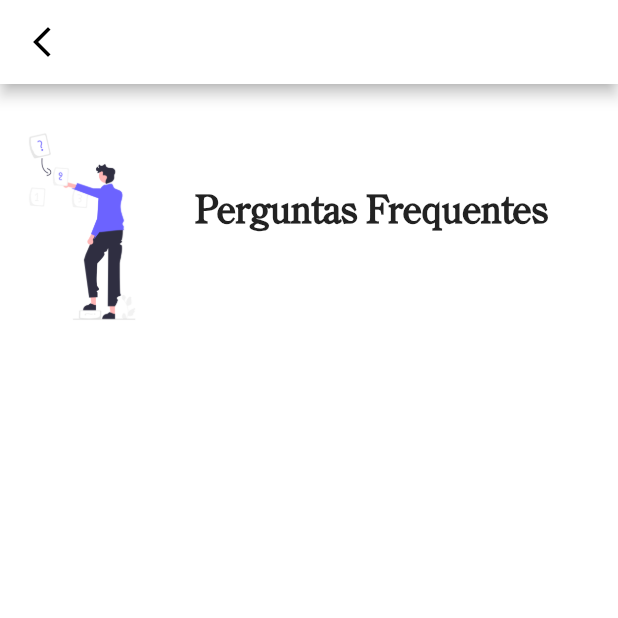
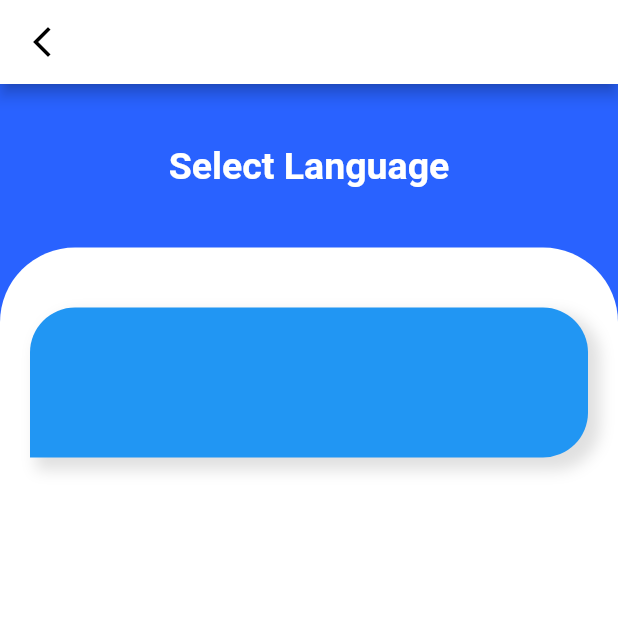
Before and after one commit to LuanFortunato/flutter_second_app, a Flutter app: the screen it shows after launch, after a tap on the "keyboard arrow right" icon, on a phone screen of 412 x 824 dp, the top half of it. Run offline on Flutter 3.47's test engine with Material 2 defaults, Android fonts, the phone set to English and light mode, and no system bars.

Commit message:
[ref] starting select language screen

```diff
--- a/lib/presenter/home/home_page.dart
+++ b/lib/presenter/home/home_page.dart
@@ -1,5 +1,4 @@
 import 'package:flutter/material.dart';
-
 import '../next_page/next_page.dart';
 import 'widgets/body_home.dart';
 
--- a/lib/presenter/home/widgets/body_home.dart
+++ b/lib/presenter/home/widgets/body_home.dart
@@ -1,5 +1,4 @@
 import 'package:flutter/material.dart';
-
 import 'card_itens_home.dart';
 import 'card_music_footer.dart';
 import 'card_weather_home.dart';
@@ -20,10 +19,10 @@ class BodyHome extends StatelessWidget {
           const ListTextHorizontal(),
           Wrap(
             children: const [
-              CardItensHome(),
-              CardItensHome(),
-              CardItensHome(),
-              CardItensHome(),
+              CardItensHome(text: 'Lamp', icon: Icons.light),
+              CardItensHome(text: 'Router', icon: Icons.router),
+              CardItensHome(text: 'Air', icon: Icons.air),
+              CardItensHome(text: 'Fridge', icon: Icons.kitchen),
               //     Container(
               //       padding: const EdgeInsets.symmetric(
               //         horizontal: 20,
--- a/lib/presenter/home/widgets/card_itens_home.dart
+++ b/lib/presenter/home/widgets/card_itens_home.dart
@@ -1,11 +1,13 @@
 import 'package:flutter/material.dart';
 
 class CardItensHome extends StatelessWidget {
+  final String text;
+  final IconData icon;
+
   const CardItensHome({
     Key? key,
-    bool? opened,
-    Icon? icon,
-    String? text,
+    required this.text,
+    required this.icon,
   }) : super(key: key);
 
   @override
@@ -40,13 +42,13 @@ class CardItensHome extends StatelessWidget {
         children: [
           Row(
             mainAxisAlignment: MainAxisAlignment.spaceBetween,
-            children: const [
+            children: [
               Icon(
-                Icons.light,
+                icon,
                 size: 35,
                 color: Colors.white,
               ),
-              Icon(
+              const Icon(
                 Icons.circle,
                 size: 10,
                 color: Colors.red,
@@ -56,9 +58,9 @@ class CardItensHome extends StatelessWidget {
           const Padding(padding: EdgeInsets.all(20)),
           Column(
             children: [
-              const Text(
-                'Lamp',
-                style: TextStyle(
+              Text(
+                text,
+                style: const TextStyle(
                   fontSize: 18,
                   fontWeight: FontWeight.w600,
                   color: Colors.white,
--- a/lib/presenter/next_page/next_page.dart
+++ b/lib/presenter/next_page/next_page.dart
@@ -1,5 +1,5 @@
 import 'package:flutter/material.dart';
-import 'package:flutter_second_app/app_assets.dart';
+import 'widgets/body_next_page.dart';
 
 class NextPage extends StatelessWidget {
   const NextPage({Key? key}) : super(key: key);
@@ -7,7 +7,7 @@ class NextPage extends StatelessWidget {
   @override
   Widget build(BuildContext context) {
     return Scaffold(
-      backgroundColor: Colors.white,
+      backgroundColor: Colors.blueAccent.shade700,
       appBar: AppBar(
         leading: IconButton(
           icon: const Icon(Icons.arrow_back_ios_new_sharp),
@@ -18,31 +18,7 @@ class NextPage extends StatelessWidget {
         foregroundColor: Colors.black,
         backgroundColor: Colors.white,
       ),
-      body: Column(
-        crossAxisAlignment: CrossAxisAlignment.center,
-        children: [
-          Row(
-            children: [
-              Container(
-                margin: const EdgeInsets.only(right: 20, top: 20),
-                height: 150,
-                decoration: BoxDecoration(
-                  borderRadius: BorderRadius.circular(50),
-                ),
-                child: Image.asset(imgQuiz),
-              ),
-              const Text(
-                'Perguntas Frequentes',
-                style: TextStyle(
-                  fontFamily: 'Schuyler',
-                  fontSize: 25,
-                  fontWeight: FontWeight.bold,
-                ),
-              ),
-            ],
-          ),
-        ],
-      ),
+      body: const BodyNextPage(),
     );
   }
 }
--- a/lib/presenter/next_page/widgets/body_next_page.dart
+++ b/lib/presenter/next_page/widgets/body_next_page.dart
@@ -0,0 +1,73 @@
+import 'package:flutter/material.dart';
+
+class BodyNextPage extends StatelessWidget {
+  const BodyNextPage({
+    Key? key,
+  }) : super(key: key);
+
+  @override
+  Widget build(BuildContext context) {
+    return Column(
+      mainAxisAlignment: MainAxisAlignment.spaceBetween,
+      children: [
+        Padding(
+          padding: const EdgeInsets.all(40.0),
+          child: Row(
+            mainAxisAlignment: MainAxisAlignment.center,
+            children: const [
+              Text(
+                'Select Language',
+                style: TextStyle(
+                  fontSize: 25,
+                  fontWeight: FontWeight.bold,
+                  color: Colors.white,
+                ),
+              ),
+            ],
+          ),
+        ),
+        Expanded(
+          flex: 4,
+          child: Container(
+            padding: const EdgeInsets.symmetric(horizontal: 20, vertical: 40),
+            decoration: const BoxDecoration(
+              color: Colors.white,
+              borderRadius: BorderRadius.only(
+                topLeft: Radius.circular(50),
+                topRight: Radius.circular(50),
+              ),
+            ),
+            child: Column(
+              children: [
+                Row(
+                  children: [
+                    Expanded(
+                      child: Container(
+                        height: 100,
+                        decoration: BoxDecoration(
+                            color: Colors.blue,
+                            borderRadius: const BorderRadius.only(
+                              topLeft: Radius.circular(30),
+                              topRight: Radius.circular(30),
+                              bottomRight: Radius.circular(30),
+                            ),
+                            boxShadow: [
+                              BoxShadow(
+                                blurRadius: 8,
+                                spreadRadius: 2,
+                                color: Colors.grey.shade300,
+                                offset: const Offset(6, 6),
+                              ),
+                            ]),
+                      ),
+                    ),
+                  ],
+                )
+              ],
+            ),
+          ),
+        ),
+      ],
+    );
+  }
+}
```
